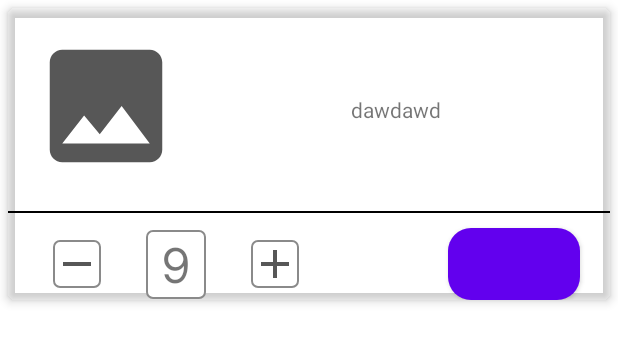
After one commit to inimitab1e/ShopCatalog, an Android app: the layout cart_list_item.xml on its own in the app's theme, with its tools: preview values and no code run, on a phone screen of 412 x 824 dp. The commit adds this screen. Shown: the top 343 px of the screen. Run offline under Robolectric (Android 15) with nearby library versions, the phone set to English and light mode, and no system bars.

Commit message:
start with cart recyclerview
need fix ui

```diff
--- /dev/null
+++ b/app/src/main/res/drawable/ic_cart_item_image_placeholder_100.xml
@@ -0,0 +1,5 @@
+<vector android:height="100dp" android:tint="#575757"
+    android:viewportHeight="24" android:viewportWidth="24"
+    android:width="100dp" xmlns:android="http://schemas.android.com/apk/res/android">
+    <path android:fillColor="@android:color/white" android:pathData="M21,19V5c0,-1.1 -0.9,-2 -2,-2H5c-1.1,0 -2,0.9 -2,2v14c0,1.1 0.9,2 2,2h14c1.1,0 2,-0.9 2,-2zM8.5,13.5l2.5,3.01L14.5,12l4.5,6H5l3.5,-4.5z"/>
+</vector>
--- /dev/null
+++ b/app/src/main/res/layout/cart_list_item.xml
@@ -0,0 +1,95 @@
+<?xml version="1.0" encoding="utf-8"?>
+<androidx.cardview.widget.CardView xmlns:android="http://schemas.android.com/apk/res/android"
+    xmlns:app="http://schemas.android.com/apk/res-auto"
+    android:layout_width="match_parent"
+    android:layout_height="wrap_content"
+    app:cardBackgroundColor="@android:color/transparent"
+    android:layout_margin="5dp"
+    app:cardCornerRadius="5dp"
+    app:cardElevation="4dp">
+
+    <androidx.constraintlayout.widget.ConstraintLayout
+        android:layout_width="match_parent"
+        android:layout_height="wrap_content">
+
+        <ImageView
+            android:id="@+id/ivCartItemImage"
+            android:layout_width="wrap_content"
+            android:layout_height="wrap_content"
+            android:layout_margin="@dimen/catalog_item_image_margin"
+            android:src="@drawable/ic_cart_item_image_placeholder_100"
+            app:layout_constraintStart_toStartOf="parent"
+            app:layout_constraintTop_toTopOf="parent" />
+
+        <TextView
+            android:id="@+id/tvCartItemName"
+            android:layout_width="wrap_content"
+            android:layout_height="wrap_content"
+            android:text="dawdawd"
+            app:layout_constraintBottom_toTopOf="@+id/viewDecorationLine"
+            app:layout_constraintEnd_toEndOf="parent"
+            app:layout_constraintStart_toEndOf="@+id/ivCartItemImage"
+            app:layout_constraintTop_toTopOf="parent" />
+
+        <View
+            android:id="@+id/viewDecorationLine"
+            android:layout_width="match_parent"
+            android:layout_height="1dp"
+            android:layout_marginTop="20dp"
+            android:background="@color/black"
+            app:layout_constraintStart_toStartOf="parent"
+            app:layout_constraintTop_toBottomOf="@+id/ivCartItemImage" />
+
+        <ImageButton
+            android:id="@+id/ibRemoveItemToCart"
+            android:layout_width="wrap_content"
+            android:layout_height="wrap_content"
+            android:layout_marginStart="30dp"
+            android:layout_marginTop="10dp"
+            android:background="@drawable/add_remove_count_modifier"
+            android:src="@drawable/ic_remove_32"
+            app:layout_constraintBottom_toBottomOf="parent"
+            app:layout_constraintStart_toStartOf="parent"
+            app:layout_constraintTop_toBottomOf="@+id/viewDecorationLine" />
+
+        <ImageButton
+            android:id="@+id/ibAddItemToCart"
+            android:layout_width="wrap_content"
+            android:layout_height="wrap_content"
+            android:layout_marginStart="30dp"
+            android:layout_marginTop="10dp"
+            android:background="@drawable/add_remove_count_modifier"
+            android:src="@drawable/ic_add_32"
+            app:layout_constraintBottom_toBottomOf="parent"
+            app:layout_constraintStart_toEndOf="@+id/tvCountOfItems"
+            app:layout_constraintTop_toBottomOf="@+id/viewDecorationLine" />
+
+        <TextView
+            android:id="@+id/tvCountOfItems"
+            android:layout_width="@dimen/catalog_item_count_width"
+            android:layout_height="wrap_content"
+            android:layout_marginStart="30dp"
+            android:layout_marginTop="10dp"
+            android:background="@drawable/add_remove_count_modifier"
+            android:fontFamily="@font/inter"
+            android:text="9"
+            android:textAlignment="center"
+            android:textSize="@dimen/remove_item_count_text_size"
+            app:layout_constraintBottom_toBottomOf="parent"
+            app:layout_constraintStart_toEndOf="@+id/ibRemoveItemToCart"
+            app:layout_constraintTop_toBottomOf="@+id/viewDecorationLine" />
+
+        <Button
+            android:id="@+id/btnDeleteFromCart"
+            android:layout_width="wrap_content"
+            android:layout_height="wrap_content"
+            android:layout_marginEnd="20dp"
+            android:layout_marginTop="10dp"
+            android:background="@drawable/buttons_modif"
+            app:layout_constraintBottom_toBottomOf="parent"
+            app:layout_constraintEnd_toEndOf="parent"
+            app:layout_constraintTop_toBottomOf="@+id/viewDecorationLine" />
+
+    </androidx.constraintlayout.widget.ConstraintLayout>
+
+</androidx.cardview.widget.CardView>
--- a/app/src/main/res/layout/fragment_cart.xml
+++ b/app/src/main/res/layout/fragment_cart.xml
@@ -38,4 +38,10 @@
 
     </LinearLayout>
 
+    <androidx.recyclerview.widget.RecyclerView
+        android:id="@+id/rwCartList"
+        android:layout_width="match_parent"
+        android:layout_height="match_parent"
+        tools:listitem="@layout/cart_list_item"/>
+
 </FrameLayout>
```
